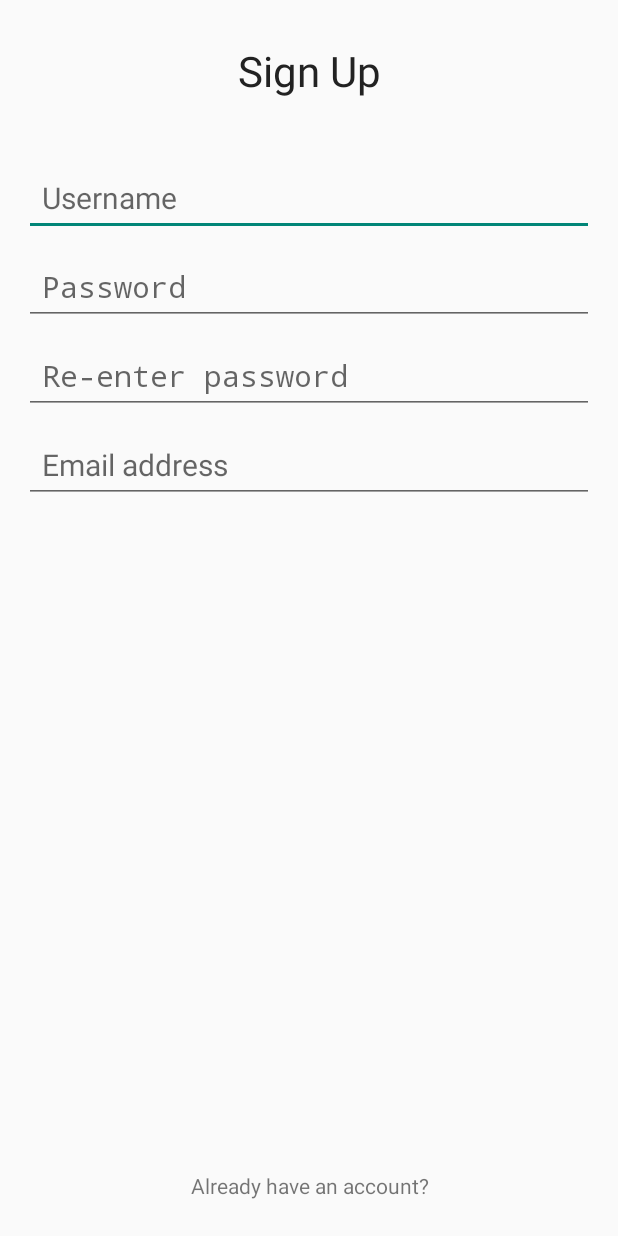
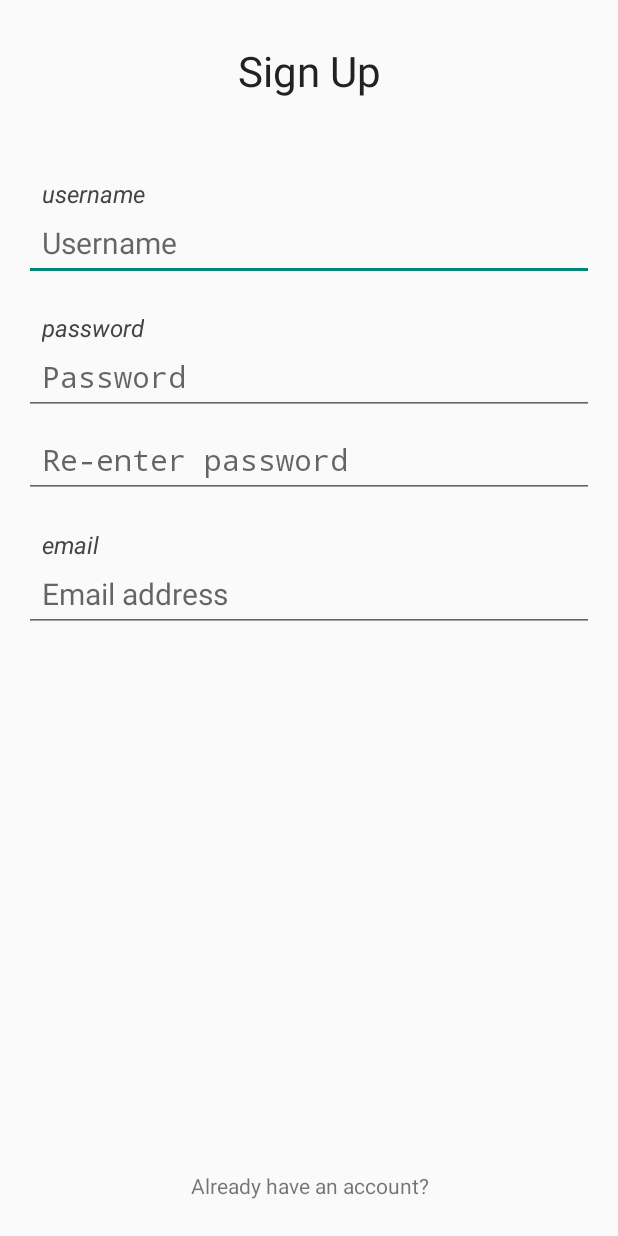
Before and after one commit to guangxuan/CEPNet, an Android app: the screen it shows after launch (SignupActivity), on a phone screen of 412 x 824 dp. Run offline under Robolectric (Android 15) with nearby library versions, the phone set to English and light mode, and no system bars; 2 statements that could not run were skipped.

Commit message:
layout changes
Improved signup layout

```diff
--- a/app/src/main/res/layout/activity_signup.xml
+++ b/app/src/main/res/layout/activity_signup.xml
@@ -20,11 +20,25 @@
         android:text="@string/signup_title"
         android:id="@+id/SignupButton"/>
 
+    <TextView
+        style="@style/label"
+        android:layout_marginTop="@dimen/padding_small"
+        android:layout_marginLeft="@dimen/padding_extra_extra_small"
+        android:layout_marginRight="@dimen/padding_extra_extra_small"
+        android:text="@string/username_label"/>
+
     <EditText
         style="@style/login_textbox"
         android:inputType="text"
         android:hint="@string/signup_username_hint"
         android:id="@+id/UsernameEditText"/>
+
+    <TextView
+        style="@style/label"
+        android:layout_marginTop="@dimen/padding_small"
+        android:layout_marginLeft="@dimen/padding_extra_extra_small"
+        android:layout_marginRight="@dimen/padding_extra_extra_small"
+        android:text="@string/password_label"/>
 
     <EditText
         style="@style/login_textbox"
@@ -37,6 +51,13 @@
         android:inputType="textPassword"
         android:hint="@string/signup_password_hint_2"
         android:id="@+id/PasswordEditText2"/>
+
+    <TextView
+        style="@style/label"
+        android:layout_marginLeft="@dimen/padding_extra_extra_small"
+        android:layout_marginRight="@dimen/padding_extra_extra_small"
+        android:layout_marginTop="@dimen/padding_small"
+        android:text="@string/email_label"/>
 
     <EditText
         style="@style/login_textbox"
--- a/app/src/main/res/values/color.xml
+++ b/app/src/main/res/values/color.xml
@@ -5,7 +5,7 @@
     <color name="spinner_color_1">#ffffffff</color>
     <color name="spinner_color_2">#ff444444</color>
     <color name="spinner_color_3">#ff444444</color>
-    <color name="label_text_color">#ffc7000a</color>
+    <color name="label_text_color">#ff444444</color>
     <color name="main_title_text_color">#ff222222</color>
     <color name="title_text_color">#ff222222</color>
     <color name="label_text_color_2">#ff444444</color>
--- a/app/src/main/res/values/strings.xml
+++ b/app/src/main/res/values/strings.xml
@@ -37,4 +37,8 @@
     <string name="sign_up_button">New here?</string>
     <string name="login_button">Already have an account?</string>
 
+    <string name="username_label">username</string>
+    <string name="password_label">password</string>
+    <string name="email_label">email</string>
+
 </resources>
--- a/app/src/main/res/values/styles.xml
+++ b/app/src/main/res/values/styles.xml
@@ -22,8 +22,20 @@
         <item name="android:layout_marginBottom">@dimen/padding_medium</item>
     </style>
 
+    <style name="label">
+        <item name="android:layout_height">wrap_content</item>
+        <item name="android:layout_width">wrap_content</item>
+        <item name="android:padding">@dimen/padding_extra_small</item>
+        <item name="android:layout_marginBottom">@dimen/padding_medium_neg</item>
+        <item name="android:textSize">@dimen/text_medium</item>
+        <item name="android:gravity">start</item>
+        <item name="android:textStyle">italic</item>
+        <item name="android:textColor">@color/label_text_color</item>
+        <item name="android:textAllCaps">false</item>
+    </style>
+
     <style name="login_textbox">
-        <item name="android:layout_marginTop">@dimen/padding_extra_small</item>
+        <item name="android:layout_marginTop">@dimen/padding_extra_extra_small</item>
         <item name="android:layout_width">fill_parent</item>
         <item name="android:layout_height">wrap_content</item>
         <item name="android:padding">@dimen/padding_small</item>
```
